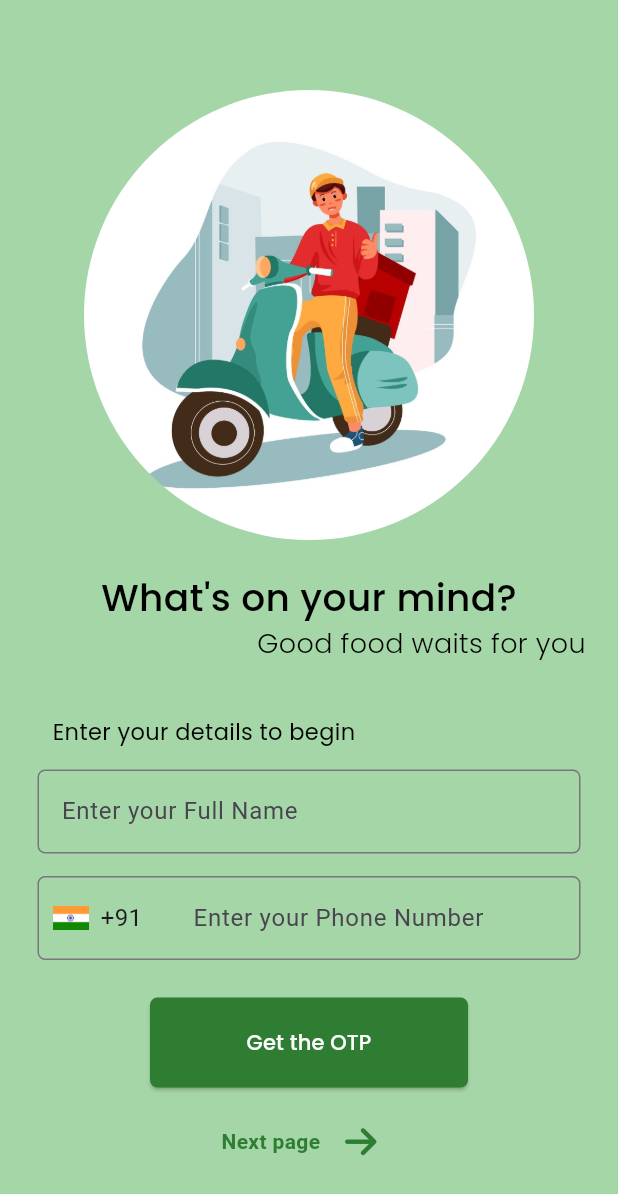
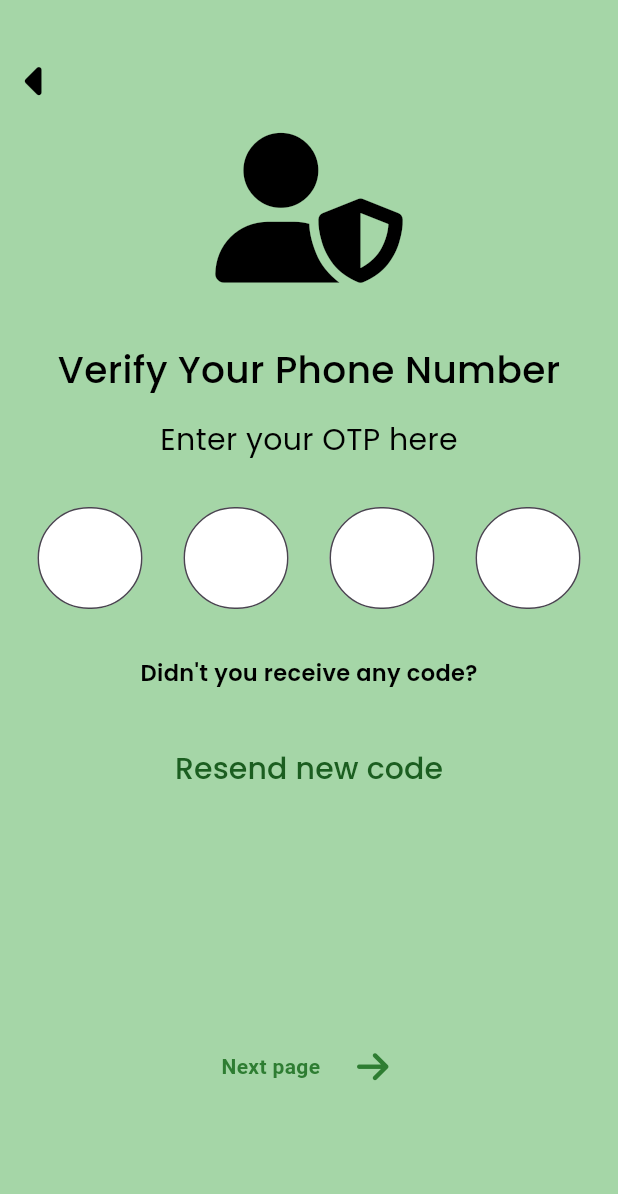
Before and after one commit to its-dhaya/UI-UX-catalogue_Flutter, a Flutter app: the Food1 screen opened directly, after a tap on "Next page", on a phone screen of 412 x 824 dp. Shown: the top 1194 px of the screen. Run offline on Flutter 3.47's test engine with Material 3 defaults, Android fonts, the phone set to English and light mode, and no system bars; our stand-ins replace fl_chart, font_awesome_flutter, google_fonts.

Commit message:
eigth commit

```diff
--- a/lib/Buisness/Buisnesssignup.dart
+++ b/lib/Buisness/Buisnesssignup.dart
@@ -18,7 +18,11 @@ class _BuisnesssignupState extends State<Buisnesssignup> {
   Widget build(BuildContext context) {
     return WillPopScope(
       onWillPop: () async {
-        Navigator.push(context, MaterialPageRoute(builder: (context)=>Catalouge()));
+ Navigator.pushAndRemoveUntil(
+          context,
+          MaterialPageRoute(builder: (context) => Catalouge()),
+          ModalRoute.withName('/'),
+        );
         return true;
       },
       child: Scaffold(
--- a/lib/Food/Food2.dart
+++ b/lib/Food/Food2.dart
@@ -0,0 +1,161 @@
+import 'package:flutter/material.dart';
+import 'package:font_awesome_flutter/font_awesome_flutter.dart';
+import 'package:google_fonts/google_fonts.dart';
+import 'package:uiux/Food/Food1.dart';
+import 'package:uiux/Food/Food3.dart';
+
+class Food2 extends StatefulWidget {
+  const Food2({super.key});
+
+  @override
+  State<Food2> createState() => _Food2State();
+}
+
+class _Food2State extends State<Food2> {
+  final TextEditingController _controller1 = TextEditingController();
+  final TextEditingController _controller2 = TextEditingController();
+  final TextEditingController _controller3 = TextEditingController();
+  final TextEditingController _controller4 = TextEditingController();
+
+  final FocusNode _focusNode1 = FocusNode();
+  final FocusNode _focusNode2 = FocusNode();
+  final FocusNode _focusNode3 = FocusNode();
+  final FocusNode _focusNode4 = FocusNode();
+
+  @override
+  Widget build(BuildContext context) {
+    return Scaffold(
+      backgroundColor: Colors.green.shade200,
+      body: Container(
+        child: Column(
+          children: [
+            SizedBox(height: 30,),
+            Row(
+              children: [
+                IconButton(
+                  onPressed: () {
+                    Navigator.push(context, MaterialPageRoute(builder: (context) => Food1()));
+                  },
+                  icon: FaIcon(FontAwesomeIcons.caretLeft, color: Colors.black, size: 30,),
+                ),
+              ],
+            ),
+            SizedBox(height: 10,),
+            SizedBox(
+              child: FaIcon(
+                FontAwesomeIcons.userShield,
+                color: Colors.black,
+                size: 100,
+              ),
+            ),
+            SizedBox(height: 40,),
+            Center(
+              child: Text(
+                'Verify Your Phone Number',
+                style: GoogleFonts.poppins(
+                  color: Colors.black,
+                  fontWeight: FontWeight.w500,
+                  fontSize: 25,
+                ),
+              ),
+            ),
+            SizedBox(height: 15,),
+            Text(
+              'Enter your OTP here',
+              style: GoogleFonts.poppins(
+                color: Colors.black,
+                fontWeight: FontWeight.normal,
+                fontSize: 20,
+              ),
+            ),
+            SizedBox(height: 30,),
+            Padding(
+              padding: const EdgeInsets.symmetric(horizontal: 25),
+              child: Row(
+                mainAxisAlignment: MainAxisAlignment.spaceBetween,
+                children: [
+                  _buildOtpField(_controller1, _focusNode1),
+                  _buildOtpField(_controller2, _focusNode2),
+                  _buildOtpField(_controller3, _focusNode3),
+                  _buildOtpField(_controller4, _focusNode4),
+                ],
+              ),
+            ),
+            SizedBox(height: 30,),
+            Text(
+              "Didn't you receive any code?",
+              style: GoogleFonts.poppins(
+                color: Colors.black,
+                fontWeight: FontWeight.w600,
+                fontSize: 15,
+              ),
+            ),
+            SizedBox(height: 30,),
+            TextButton(onPressed:() {},
+             child: Text('Resend new code',style: GoogleFonts.poppins(fontWeight: FontWeight.w500,color: Colors.green.shade900,fontSize: 20),)),
+            SizedBox(height: 150,),
+            Row(
+              mainAxisSize: MainAxisSize.min,
+              children: [
+                GestureDetector(
+                  onTap: () {
+                    // Add the action for the next page here
+                    Navigator.push(context, MaterialPageRoute(builder: (context)=>Food3()));
+                  },
+                  child: Padding(
+                    padding: const EdgeInsets.all(8.0),
+                    child: Text(
+                      'Next page',
+                      style: TextStyle(color: Colors.green.shade800, fontWeight: FontWeight.bold),
+                    ),
+                  ),
+                ),
+                SizedBox(width: 3),
+                IconButton(
+                  onPressed: () {
+                    // Add the action for the next page here
+                    Navigator.push(context, MaterialPageRoute(builder: (context)=>Food3()));
+                  },
+                  icon: FaIcon(FontAwesomeIcons.arrowRight, color: Colors.green.shade800),
+                ),
+              ],
+            ),
+          ],
+        ),
+      ),
+    );
+  }
+
+  Widget _buildOtpField(TextEditingController controller, FocusNode focusNode) {
+    return SizedBox(
+      width: 70,
+      height: 70,
+      child: TextField(
+        controller: controller,
+        focusNode: focusNode,
+        textAlign: TextAlign.center,
+        maxLength: 1,
+        keyboardType: TextInputType.number,
+        decoration: InputDecoration(
+          counterText: "",
+          filled: true,
+          fillColor: Colors.white,
+          border: OutlineInputBorder(
+            borderRadius: BorderRadius.circular(45),
+            borderSide: BorderSide(color: Colors.black, width: 2.0),
+          ),
+          focusedBorder: OutlineInputBorder(
+            borderRadius: BorderRadius.circular(40),
+            borderSide: BorderSide(color: Colors.black, width: 2.0),
+          ),
+        ),
+        style: TextStyle(fontSize: 24, fontWeight: FontWeight.bold, color: Colors.green),
+        onChanged: (value) {
+          if (value.length == 1) {
+            focusNode.nextFocus();
+          }
+        },
+      ),
+    );
+  }
+}
```
Also changed, not shown: lib/Food/Food1.dart (+8 -2 lines), lib/Food/Food3.dart (added, +196 -0 lines).
